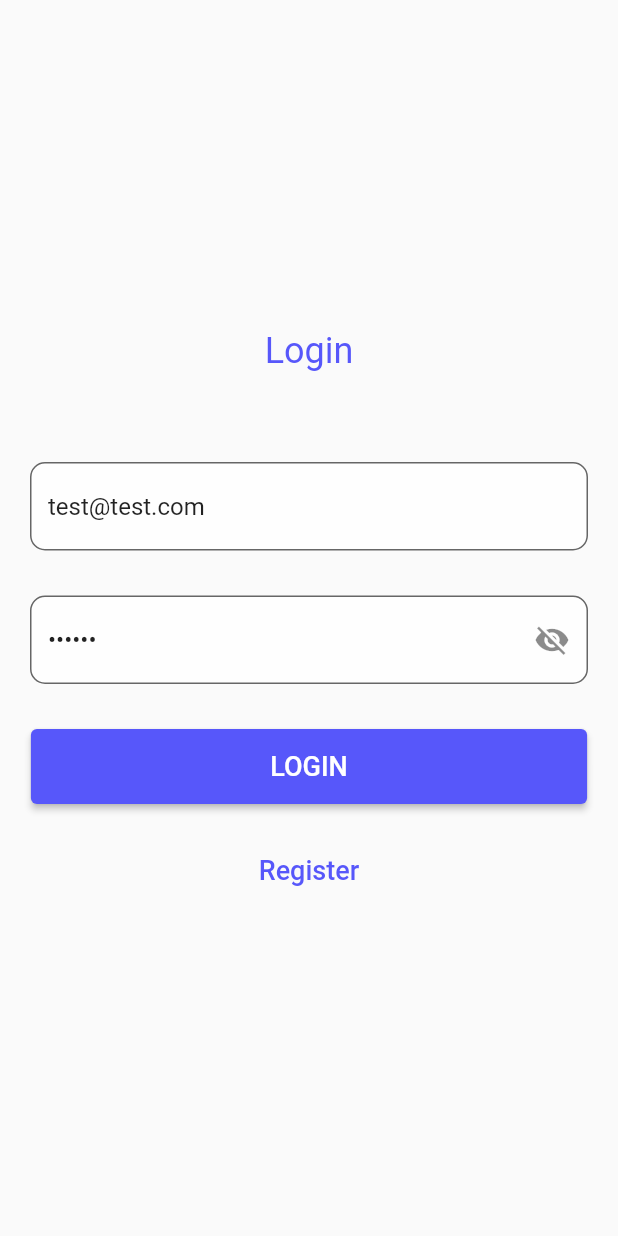
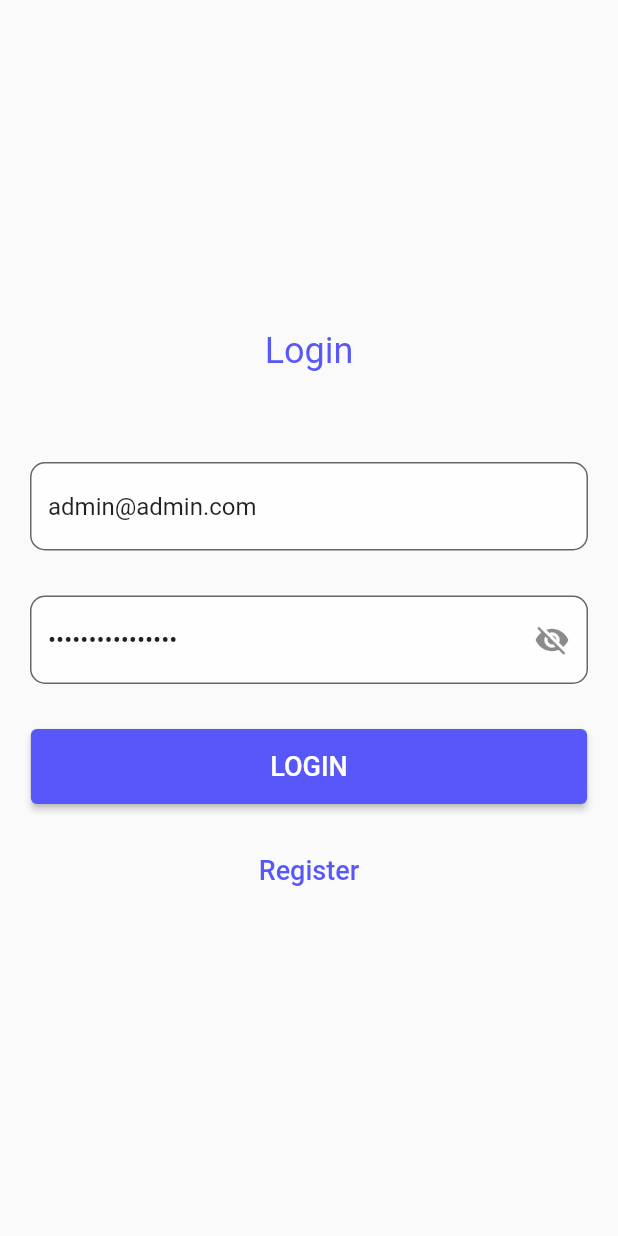
Before and after one commit to EleganceLee/emergency_phone, a Flutter app: the screen it shows after launch, on a phone screen of 412 x 824 dp. Run offline on Flutter 3.47's test engine with Material 2 defaults, Android fonts, the phone set to English and light mode, and no system bars; our stand-ins replace cloud_firestore, email_validator, firebase_auth, firebase_core, get, google_fonts; accounts and stored records are empty; Roboto replaces fonts that are missing (Kanit).

Commit message:
fix bug done

```diff
--- a/lib/add_phone_number.dart
+++ b/lib/add_phone_number.dart
@@ -1,5 +1,6 @@
 import 'package:emergency_phone/common.dart';
 import 'package:emergency_phone/controllers/home_controller.dart';
+import 'package:emergency_phone/main.dart';
 import 'package:flutter/material.dart';
 import 'package:get/get.dart';
 
--- a/lib/auth_page.dart
+++ b/lib/auth_page.dart
@@ -1,7 +1,7 @@
 import 'package:email_validator/email_validator.dart';
 import 'package:emergency_phone/common.dart';
-import 'package:emergency_phone/controllers/home_controller.dart';
 import 'package:emergency_phone/home_page.dart';
+import 'package:emergency_phone/main.dart';
 import 'package:firebase_auth/firebase_auth.dart';
 import 'package:flutter/material.dart';
 import 'package:get/get.dart';
@@ -31,10 +31,13 @@ class _AuthPageState extends State<AuthPage> {
 
   @override
   void initState() {
-    homeController.isAdmin.value = false;
+    // setState(() {
+    //   emailController.text = "test@test.com";
+    //   passwordController.text = "aaaaaa";
+    // });
     setState(() {
-      emailController.text = "test@test.com";
-      passwordController.text = "aaaaaa";
+      emailController.text = "admin@admin.com";
+      passwordController.text = "@@admin@@admin@@";
     });
     super.initState();
   }
@@ -139,7 +142,7 @@ class _AuthPageState extends State<AuthPage> {
                       if (emailController.text == "admin@admin.com" &&
                           passwordController.text == "@@admin@@admin@@") {
                         homeController.isAdmin.value = true;
-                        Get.offAll(HomePage());
+                        Get.offAll(() => HomePage());
                         return;
                       }
 
@@ -148,6 +151,7 @@ class _AuthPageState extends State<AuthPage> {
                           email: emailController.text.trim(),
                           password: passwordController.text.trim(),
                         );
+                        Get.offAll(() => HomePage());
                       } on FirebaseAuthException catch (e) {
                         Get.showSnackbar(GetSnackBar(
                           title: "เกิดข้อผิดพลาด",
--- a/lib/comment_page.dart
+++ b/lib/comment_page.dart
@@ -1,6 +1,6 @@
 import 'package:cloud_firestore/cloud_firestore.dart';
 import 'package:emergency_phone/common.dart';
-import 'package:emergency_phone/controllers/home_controller.dart';
+import 'package:emergency_phone/main.dart';
 import 'package:firebase_auth/firebase_auth.dart';
 import 'package:flutter/material.dart';
 
--- a/lib/edit_page.dart
+++ b/lib/edit_page.dart
@@ -1,6 +1,7 @@
 import 'package:emergency_phone/add_phone_number.dart';
 import 'package:emergency_phone/common.dart';
 import 'package:emergency_phone/controllers/home_controller.dart';
+import 'package:emergency_phone/main.dart';
 import 'package:flutter/material.dart';
 import 'package:get/get.dart';
 
--- a/lib/home_page.dart
+++ b/lib/home_page.dart
@@ -3,6 +3,7 @@ import 'package:emergency_phone/comment_page.dart';
 import 'package:emergency_phone/common.dart';
 import 'package:emergency_phone/controllers/home_controller.dart';
 import 'package:emergency_phone/edit_page.dart';
+import 'package:emergency_phone/main.dart';
 import 'package:emergency_phone/phone_page.dart';
 import 'package:emergency_phone/profile_page.dart';
 import 'package:flutter/material.dart';
--- a/lib/main.dart
+++ b/lib/main.dart
@@ -1,8 +1,8 @@
 import 'package:emergency_phone/auth_page.dart';
+import 'package:emergency_phone/controllers/home_controller.dart';
 import 'package:firebase_auth/firebase_auth.dart';
 import 'package:firebase_core/firebase_core.dart';
 import 'firebase_options.dart';
-import 'package:emergency_phone/common.dart';
 import 'package:emergency_phone/home_page.dart';
 import 'package:flutter/material.dart';
 import 'package:get/get.dart';
@@ -17,6 +17,8 @@ void main() async {
   runApp(const MyApp());
 }
 
+final HomeController homeController = Get.put(HomeController());
+
 class MyApp extends StatelessWidget {
   const MyApp({super.key});
 
@@ -29,15 +31,17 @@ class MyApp extends StatelessWidget {
         fontFamily: GoogleFonts.kanit().fontFamily,
         primarySwatch: Colors.blue,
       ),
-      home: StreamBuilder<User?>(
-          stream: FirebaseAuth.instance.authStateChanges(),
-          builder: (context, snapshot) {
-            if (snapshot.hasData) {
-              return const HomePage();
-            } else {
-              return const AuthPage();
-            }
-          }),
+      home: const AuthPage(),
+      // home: StreamBuilder<User?>(
+      //   stream: FirebaseAuth.instance.authStateChanges(),
+      //   builder: (context, snapshot) {
+      //     if (snapshot.hasData) {
+      //       return const HomePage();
+      //     } else {
+      //       return const AuthPage();
+      //     }
+      //   },
+      // ),
     );
   }
 }
--- a/lib/phone_page.dart
+++ b/lib/phone_page.dart
@@ -1,5 +1,6 @@
 import 'package:emergency_phone/common.dart';
 import 'package:emergency_phone/controllers/home_controller.dart';
+import 'package:emergency_phone/main.dart';
 import 'package:flutter/material.dart';
 import 'package:get/get.dart';
 import 'package:url_launcher/url_launcher.dart';
--- a/lib/profile_page.dart
+++ b/lib/profile_page.dart
@@ -1,3 +1,4 @@
+import 'package:emergency_phone/auth_page.dart';
 import 'package:emergency_phone/common.dart';
 import 'package:firebase_auth/firebase_auth.dart';
 import 'package:flutter/material.dart';
@@ -20,6 +21,7 @@ class ProfilePage extends StatelessWidget {
           TextButton(
             onPressed: () {
               FirebaseAuth.instance.signOut();
+              Get.offAll(() => AuthPage());
             },
             child: Text(
               "Logout",
@@ -102,6 +104,7 @@ class ProfilePage extends StatelessWidget {
                   style: OutlinedButton.styleFrom(side: BorderSide(color: AppColor.violet)),
                   onPressed: () {
                     FirebaseAuth.instance.signOut();
+                    Get.offAll(() => AuthPage());
                   },
                   child: Text(
                     "Logout",
--- a/pubspec.yaml
+++ b/pubspec.yaml
@@ -87,7 +87,7 @@ flutter:
   # To add assets to your application, add an assets section, like this:
   assets:
     - assets/
-  #   - images/a_dot_ham.jpeg
+    - assets/images/
 
   # An image asset can refer to one or more resolution-specific "variants", see
   # https://flutter.dev/assets-and-images/#resolution-aware
```
Also changed, not shown: lib/account_page.dart (+21 -6 lines), lib/controllers/home_controller.dart (+1 -10 lines), assets/images/images1.png (added).
